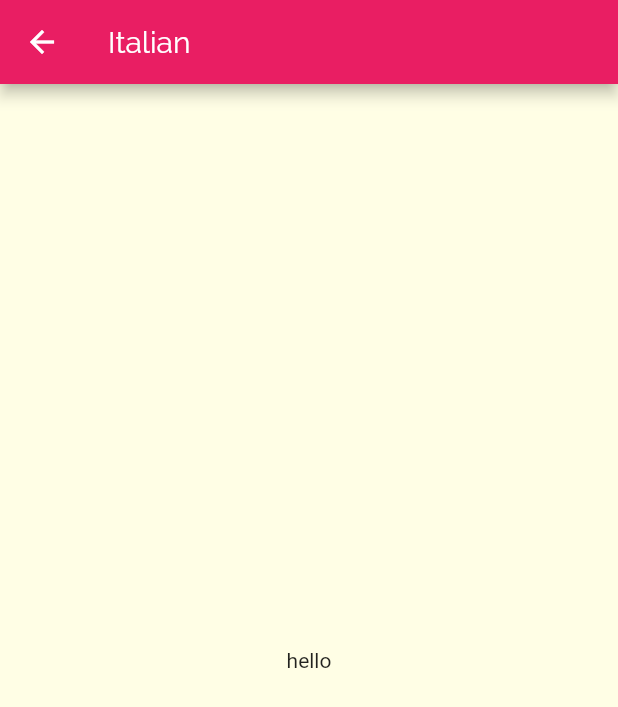
After one commit to MostafaAE/meals_flutter, a Flutter app: the screen it shows after launch, after a tap on "Italian", on a phone screen of 412 x 824 dp. The commit adds this screen. Shown: the top 707 px of the screen. Run offline on Flutter 3.47's test engine with Material 2 defaults, Android fonts, the phone set to English and light mode, and no system bars.

Commit message:
navigation to category meals screen

```diff
--- a/lib/categories_screen.dart
+++ b/lib/categories_screen.dart
@@ -15,7 +15,9 @@ class CategoriesScreen extends StatelessWidget {
           padding: const EdgeInsets.all(20),
           children: DUMMY_CATEGORIES
               .map((categoryData) => CategoryItem(
-                  title: categoryData.title, color: categoryData.color))
+                  id: categoryData.id,
+                  title: categoryData.title,
+                  color: categoryData.color))
               .toList(),
           gridDelegate: SliverGridDelegateWithMaxCrossAxisExtent(
             maxCrossAxisExtent: 200,
--- a/lib/category_item.dart
+++ b/lib/category_item.dart
@@ -1,13 +1,31 @@
 import 'package:flutter/material.dart';
 
+import 'category_meals_screen.dart';
+
 class CategoryItem extends StatelessWidget {
+  final String id;
   final String title;
   final Color color;
 
-  CategoryItem({required this.title, required this.color});
+  CategoryItem({required this.id, required this.title, required this.color});
   @override
+  void selectCategory(BuildContext ctx) {
+    Navigator.of(ctx).push(
+      MaterialPageRoute(
+        builder: (_) => CategoryMealsScreen(
+          categoryId: id,
+          categoryTitle: title,
+        ),
+      ),
+    );
+  }
+
   Widget build(BuildContext context) {
-    return Container(
+    return InkWell(
+      onTap: () => selectCategory(context),
+      splashColor: Theme.of(context).primaryColor,
+      borderRadius: BorderRadius.circular(15),
+      child: Container(
         padding: const EdgeInsets.all(15),
         decoration: BoxDecoration(
           gradient: LinearGradient(
@@ -21,6 +39,7 @@ class CategoryItem extends StatelessWidget {
           borderRadius: BorderRadius.circular(15),
         ),
         child: Text(title, style: Theme.of(context).textTheme.headline6),
+      ),
     );
   }
 }
--- /dev/null
+++ b/lib/category_meals_screen.dart
@@ -0,0 +1,20 @@
+import 'package:flutter/material.dart';
+
+class CategoryMealsScreen extends StatelessWidget {
+  final String categoryId;
+  final String categoryTitle;
+
+  CategoryMealsScreen({required this.categoryId, required this.categoryTitle});
+
+  @override
+  Widget build(BuildContext context) {
+    return Scaffold(
+      appBar: AppBar(
+        title: Text(categoryTitle),
+      ),
+      body: Center(
+        child: Text('hello'),
+      ),
+    );
+  }
+}
```
Lines whose indentation alone changed are shown as unchanged.
